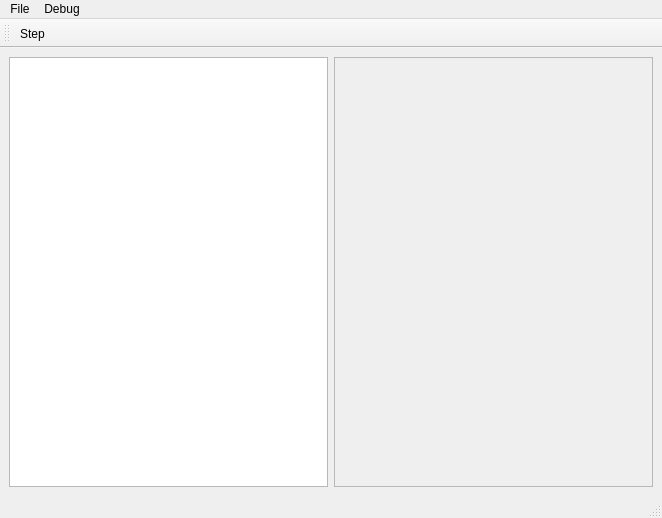
Before: the Qt Designer form debugger/src/deeb_window.ui in Scoobadood/beem, drawn with Qt 5.
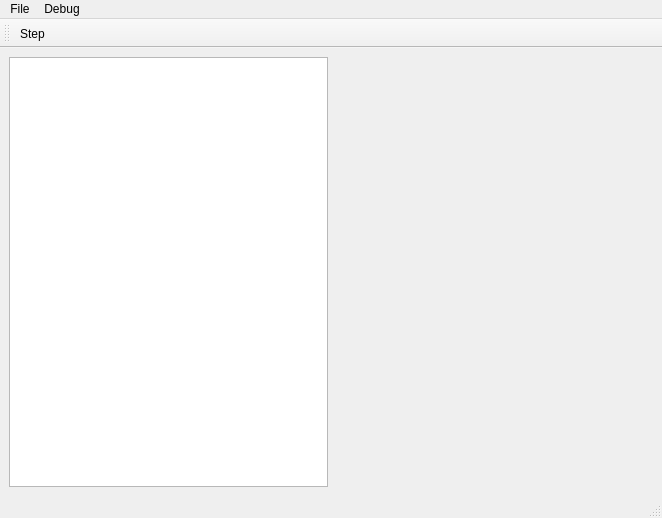
After: the same form once the commit is applied. Custom widgets are drawn as their Qt base class.

Commit message: FEAT: Added BusView to debugger showing address and data lines. SYNC and RW will only be updated when we step cycles.

```diff
--- a/debugger/src/deeb_window.ui
+++ b/debugger/src/deeb_window.ui
@@ -35,22 +35,23 @@
      </widget>
     </item>
     <item>
-     <widget class="QFrame" name="frame">
+     <widget class="QWidget" name="widget" native="true">
       <property name="sizePolicy">
        <sizepolicy hsizetype="Preferred" vsizetype="Preferred">
         <horstretch>1</horstretch>
         <verstretch>0</verstretch>
        </sizepolicy>
       </property>
-      <property name="frameShape">
-       <enum>QFrame::StyledPanel</enum>
-      </property>
-      <property name="frameShadow">
-       <enum>QFrame::Raised</enum>
-      </property>
-      <layout class="QVBoxLayout" name="verticalLayout">
+      <layout class="QVBoxLayout" name="verticalLayout_2">
        <item>
-        <widget class="RegisterView" name="reg_view" native="true"/>
+        <widget class="RegisterView" name="reg_view" native="true">
+         <property name="sizePolicy">
+          <sizepolicy hsizetype="Preferred" vsizetype="MinimumExpanding">
+           <horstretch>0</horstretch>
+           <verstretch>0</verstretch>
+          </sizepolicy>
+         </property>
+        </widget>
        </item>
        <item>
         <widget class="QWidget" name="widget_3" native="true"/>
@@ -126,6 +127,12 @@
    <extends>QPlainTextEdit</extends>
    <header>disassembly_view.h</header>
   </customwidget>
+  <customwidget>
+   <class>BusView</class>
+   <extends>QWidget</extends>
+   <header>bus_view.h</header>
+   <container>1</container>
+  </customwidget>
  </customwidgets>
  <resources/>
  <connections/>
```
Left out of the diff: 9 changed lines with no effect on the pictures. The commit also changes 9 other files.
